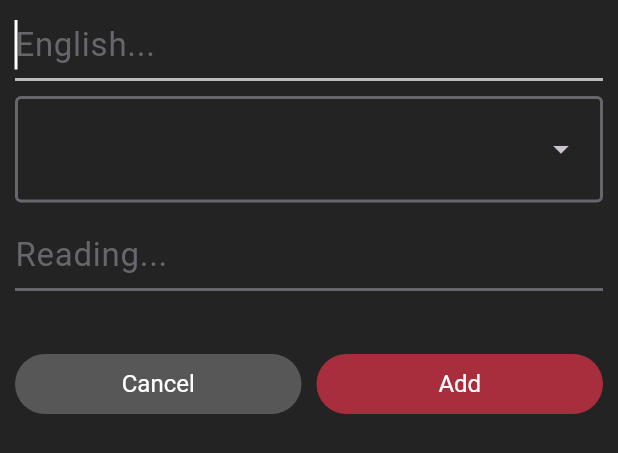
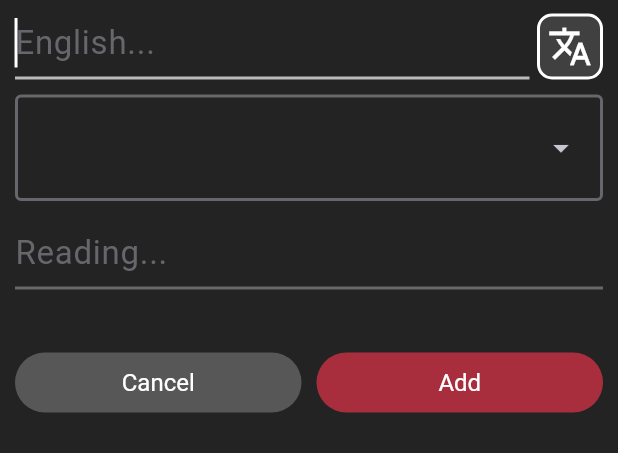
Before and after one commit to jacob-myers/ZenkoWordBank, a Flutter app: the NewWordDialogue widget shown alone on an empty page, opened directly with empty values, on a phone screen of 412 x 824 dp. Shown: the top 453 px of the screen. Run offline on Flutter 3.47's test engine with Material 3 defaults, Android fonts, the phone set to English and light mode, and no system bars; our stand-ins replace sqflite, tuple; missing offline and left inert: kana_kit, sqlite3, string_similarity; accounts and stored records are empty.

Commit message:
Adding a autotranslate toggle. It is off by default when open in editing, on by default when entering new term.

```diff
--- a/lib/themes.dart
+++ b/lib/themes.dart
@@ -30,6 +30,11 @@ class JWBColors {
   static const newTermButtonConfirm = Color(0xFFA82E3E);
   static const newTermButtonCancel = Color(0xFF575757);
   static const newTermDropdownBackground = Color(0xFF3E3E3E);
+
+  static const autotranslateEnabled = Color(0xFFFFFFFF);
+  static const autotranslateDisabled = Color(0xFFA1A1A1);
+  static const autotranslateEnabledBG = Color(0xFF404040);
+  static const autotranslateDisabledBG = Color(0xFF232323);
 }
 
 class JWBGradients {
--- a/lib/widgets/word_text_entry.dart
+++ b/lib/widgets/word_text_entry.dart
@@ -28,6 +28,7 @@ class NewWordDialogue extends StatefulWidget {
 
 class _NewWordDialogue extends State<NewWordDialogue> {
   final _kanaKit = const KanaKit();
+  bool _autotranslate = true;
 
   List<EnJaPair> ja_translations = [];
 
@@ -87,6 +88,7 @@ class _NewWordDialogue extends State<NewWordDialogue> {
   void initState() {
     super.initState();
     if (widget.term != null) {
+      _autotranslate = false;
       _englishController.value = TextEditingValue(text: widget.term!.en_term);
       if (widget.term!.k_term != null) {
         _dropdownController.value = TextEditingValue(text: widget.term!.k_term!);
@@ -107,7 +109,12 @@ class _NewWordDialogue extends State<NewWordDialogue> {
       child: Column(
         children: [
           //SizedBox(height: 30),
-          TextField(
+          SizedBox(height: 48,
+            child: Row(
+              crossAxisAlignment: CrossAxisAlignment.end,
+              children: [
+                Expanded(
+                  child: TextField(
                     controller: _englishController,
                     autofocus: true,
                     style: JWBTextStyles.newTermEnglish,
@@ -132,15 +139,44 @@ class _NewWordDialogue extends State<NewWordDialogue> {
                     },
                     onChanged: (String value) async {
                       //newTerm.en_term = value;
-              if (value.length > 2) {
+                      if (value.length > 2 && _autotranslate) {
                         _translateFrom(value);
                       }
                     },
                     onSubmitted: (String value) async {
-              if (value.length <= 2) {
+                      if (value.length <= 2 && _autotranslate) {
                         _translateFrom(value);
                       }
                     },
+                  ),
+                ),
+                SizedBox(width: 5),
+                InkWell(
+                  child: Container(
+                    height: 44,
+                    width: 44,
+                    decoration: BoxDecoration(
+                      border: Border.all(
+                        width: 2.0,
+                        color: _autotranslate ? JWBColors.autotranslateEnabled : JWBColors.autotranslateDisabled
+                      ),
+                      borderRadius: BorderRadius.circular(10),
+                      color: _autotranslate ? JWBColors.autotranslateEnabledBG : JWBColors.autotranslateDisabledBG
+                    ),
+                    child: Icon(
+                      Icons.translate,
+                      size: 30,
+                      color: _autotranslate ? JWBColors.autotranslateEnabled : JWBColors.autotranslateDisabled,
+                    ),
+                  ),
+                  onTap: () {
+                    setState(() {
+                      _autotranslate = !_autotranslate;
+                    });
+                  },
+                )
+              ],
+            ),
           ),
 
           SizedBox(height: 10),
```
Lines whose indentation alone changed are shown as unchanged.
